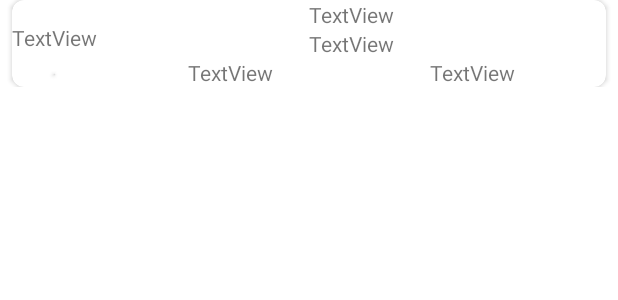
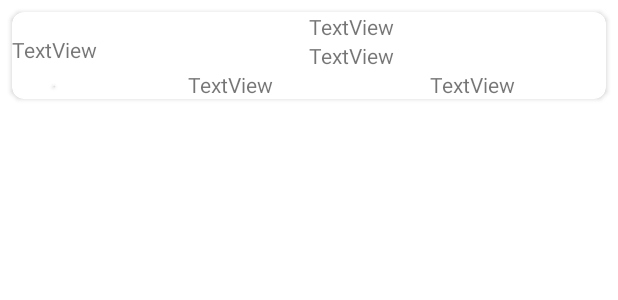
Before and after one commit to VERTIGOJACK/mobileapps2androidlab1, an Android app: the layout fragment_show.xml on its own in the app's theme, with its tools: preview values and no code run, on a phone screen of 412 x 824 dp. Shown: the top 300 px of the screen. Run offline under Robolectric (Android 15) with nearby library versions, the phone set to English and light mode, and no system bars; network calls fail.

Commit message:
functioning example

```diff
--- a/app/src/main/java/se/vertigodigital/mobileapps2lab1/ui/publications/PublicationsFragment.java
+++ b/app/src/main/java/se/vertigodigital/mobileapps2lab1/ui/publications/PublicationsFragment.java
@@ -37,6 +37,7 @@ public class PublicationsFragment extends Fragment {
 
             //Update the UI, in this case, a TextView.
             //textView.setText(uploads.getCopyright());
+
             //this is where we attach our recyclerview
             mapResult(uploads);
 
@@ -63,9 +64,8 @@ public class PublicationsFragment extends Fragment {
         layoutManager.setOrientation(LinearLayoutManager.VERTICAL);
         recyclerView.setLayoutManager(layoutManager);
 
-        // set an adapter for this view, TODO: implement adapter
+        // set an adapter for this view,
         //feed uploads into recyclerview adapter.
-
         try {
             recyclerView.setAdapter(new PublicationsRecyclerViewAdapter(uploads.getShows()));
         }
--- a/app/src/main/java/se/vertigodigital/mobileapps2lab1/ui/publications/PublicationsViewModel.java
+++ b/app/src/main/java/se/vertigodigital/mobileapps2lab1/ui/publications/PublicationsViewModel.java
@@ -60,9 +60,9 @@ public class PublicationsViewModel extends AndroidViewModel {
         // and two eventlisteners, one for success and error respectively.
         // the success listeners callback method handles string type.
         StringRequest stringRequest = new StringRequest(Request.Method.GET, apiUrl, (Response.Listener<String>) response -> {
-            Log.e("response", response);
 
             byte[] u = new byte[0];
+
             try {
                 u = response.toString().getBytes("ISO-8859-1");
             } catch (UnsupportedEncodingException e) {
--- a/app/src/main/res/layout/fragment_show.xml
+++ b/app/src/main/res/layout/fragment_show.xml
@@ -9,10 +9,16 @@
         android:layout_width="match_parent"
         android:layout_height="wrap_content"
         android:layout_margin="8dp"
+        android:layout_marginStart="8dp"
+        android:layout_marginTop="8dp"
+
+        android:layout_marginEnd="8dp"
         android:elevation="2dp"
         app:cardCornerRadius="8dp"
-
-        >
+        app:layout_constraintBottom_toBottomOf="parent"
+        app:layout_constraintEnd_toEndOf="parent"
+        app:layout_constraintStart_toStartOf="parent"
+        app:layout_constraintTop_toTopOf="parent">
 
         <LinearLayout
             android:layout_width="match_parent"
```
Also changed, not shown: app/src/main/java/se/vertigodigital/mobileapps2lab1/ui/publications/PublicationsRecyclerViewAdapter.java (+37 -3 lines).
